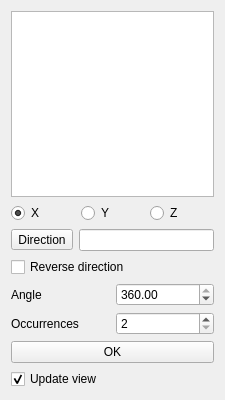
berndhahnebach/All_FreeCAD, file src/Mod/PartDesign/Gui/TaskPolarPatternParameters.ui: the form before one commit.
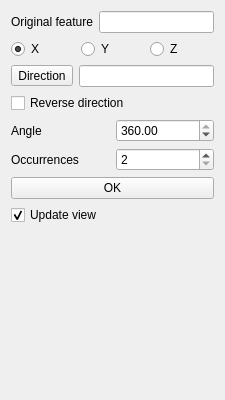
The form after the commit.

Commit message: PartDesign: restrict patterns to only one original and improve selection of references

Patch:
```diff
--- a/src/Mod/PartDesign/Gui/TaskPolarPatternParameters.ui
+++ b/src/Mod/PartDesign/Gui/TaskPolarPatternParameters.ui
@@ -15,7 +15,18 @@
   </property>
   <layout class="QVBoxLayout" name="verticalLayout">
    <item>
-    <widget class="QListWidget" name="listFeatures"/>
+    <layout class="QHBoxLayout" name="horizontalLayoutOriginal">
+     <item>
+      <widget class="QLabel" name="labelOriginal">
+       <property name="text">
+        <string>Original feature</string>
+       </property>
+      </widget>
+     </item>
+     <item>
+      <widget class="QLineEdit" name="lineOriginal"/>
+     </item>
+    </layout>
    </item>
    <item>
     <layout class="QHBoxLayout" name="horizontalLayout_4">
@@ -52,6 +63,9 @@
        <property name="text">
         <string>Direction</string>
        </property>
+       <property name="checkable">
+        <bool>true</bool>
+       </property>
       </widget>
      </item>
      <item>
@@ -132,6 +146,19 @@
      </property>
     </widget>
    </item>
+   <item>
+    <spacer name="verticalSpacer">
+     <property name="orientation">
+      <enum>Qt::Vertical</enum>
+     </property>
+     <property name="sizeHint" stdset="0">
+      <size>
+       <width>20</width>
+       <height>40</height>
+      </size>
+     </property>
+    </spacer>
+   </item>
   </layout>
  </widget>
  <resources/>
```
The commit also changes 17 other files.
